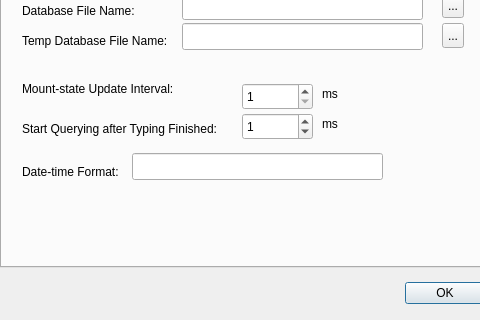
Above: src/DawnlightSearch/Ui_advanced_setting_dialog.ui from chg-hou/DawnlightSearch before the change; both pictures show x 0 to 480 and y 143 to 463 of the 612 by 463 pixel window. Below: the same form after it.
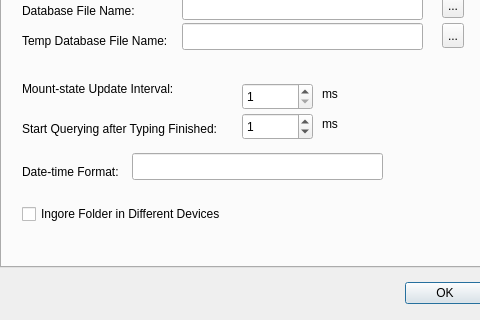
That is the form after the change.

```diff
--- a/src/DawnlightSearch/Ui_advanced_setting_dialog.ui
+++ b/src/DawnlightSearch/Ui_advanced_setting_dialog.ui
@@ -460,6 +460,22 @@
 &lt;/body&gt;&lt;/html&gt;</string>
      </property>
     </widget>
+    <widget class="QCheckBox" name="checkBox_skip_diff_dev">
+     <property name="geometry">
+      <rect>
+       <x>20</x>
+       <y>300</y>
+       <width>221</width>
+       <height>22</height>
+      </rect>
+     </property>
+     <property name="toolTip">
+      <string>&lt;html&gt;&lt;head/&gt;&lt;body&gt;&lt;p&gt;Will tree walk all folders under the root path, no matter whether the subfolders are in the same devices as the root path.&lt;/p&gt;&lt;/body&gt;&lt;/html&gt;</string>
+     </property>
+     <property name="text">
+      <string>Ingore Folder in Different Devices</string>
+     </property>
+    </widget>
    </widget>
    <widget class="QWidget" name="tab_2">
     <attribute name="title">
```
